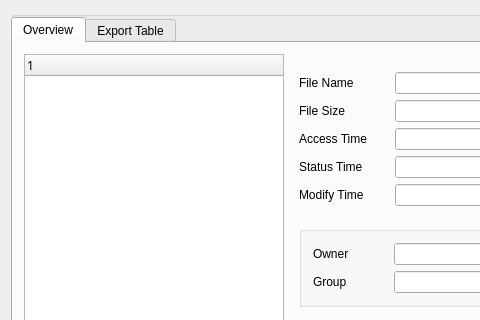
The window that mainwindow.ui (bas524/linuxdependency) describes before a commit, drawn with Qt 5; both pictures show x 0 to 480 and y 0 to 320 of the 725 by 866 pixel window.
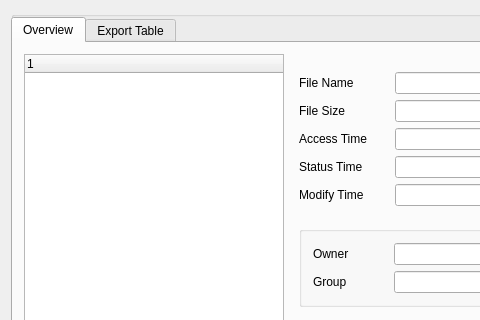
The same window after the commit. Icons and pictures are not drawn.

```diff
--- a/mainwindow.ui
+++ b/mainwindow.ui
@@ -72,11 +72,6 @@
            <enum>Qt::Horizontal</enum>
           </property>
           <widget class="QTreeWidget" name="treeWidget">
-           <property name="font">
-            <font>
-             <family>Menlo</family>
-            </font>
-           </property>
            <column>
             <property name="text">
              <string notr="true">1</string>
```
Left out of the diff: 2 changed lines with no effect on the pictures.
